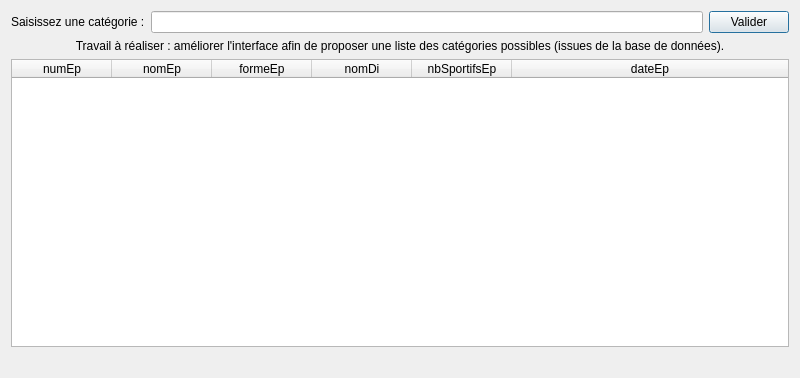
FDaCostaB/Jo-BD, file gui/fct_comp_3.ui: the form before one commit.
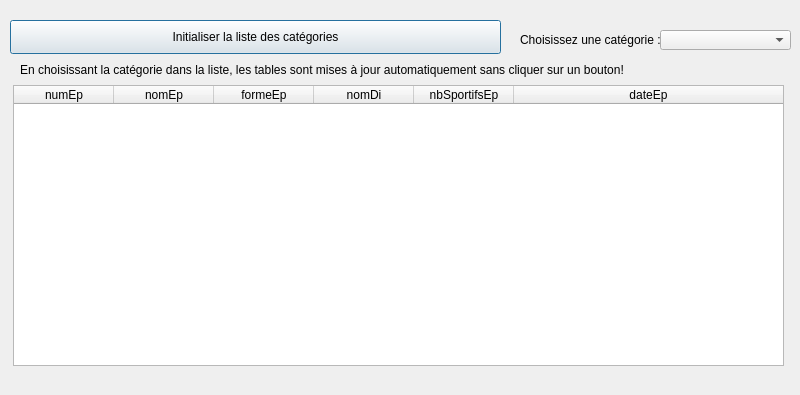
The form after the commit.

Commit message: 1.5 DONE 1.6 DONE - Version with initialiser function

```diff
--- a/gui/fct_comp_3.ui
+++ b/gui/fct_comp_3.ui
@@ -7,49 +7,21 @@
     <x>0</x>
     <y>0</y>
     <width>800</width>
-    <height>378</height>
+    <height>395</height>
    </rect>
   </property>
   <property name="windowTitle">
    <string>Liste des épreuves d'une catégorie (version 2, catégories extraites de la BD)</string>
   </property>
-  <layout class="QGridLayout" name="gridLayout">
-   <item row="0" column="0">
-    <layout class="QHBoxLayout" name="horizontalLayout">
-     <item>
-      <widget class="QLabel" name="label_2">
-       <property name="text">
-        <string>Saisissez une catégorie :</string>
-       </property>
-      </widget>
-     </item>
-     <item>
-      <widget class="QLineEdit" name="lineEdit_fct_comp_3"/>
-     </item>
-     <item>
-      <widget class="QPushButton" name="pushButton">
-       <property name="text">
-        <string>Valider</string>
-       </property>
-      </widget>
-     </item>
-    </layout>
-   </item>
-   <item row="1" column="0">
-    <widget class="QLabel" name="label">
-     <property name="text">
-      <string>Travail à réaliser : améliorer l'interface afin de proposer une liste des catégories possibles (issues de la base de données).</string>
-     </property>
-     <property name="alignment">
-      <set>Qt::AlignCenter</set>
-     </property>
-     <property name="wordWrap">
-      <bool>true</bool>
-     </property>
-    </widget>
-   </item>
-   <item row="2" column="0">
     <widget class="QTableWidget" name="table_fct_comp_3">
+   <property name="geometry">
+    <rect>
+     <x>13</x>
+     <y>85</y>
+     <width>771</width>
+     <height>281</height>
+    </rect>
+   </property>
      <attribute name="horizontalHeaderMinimumSectionSize">
       <number>50</number>
      </attribute>
@@ -90,9 +62,15 @@
       </property>
      </column>
     </widget>
-   </item>
-   <item row="3" column="0">
     <widget class="QLabel" name="label_fct_comp_3">
+   <property name="geometry">
+    <rect>
+     <x>10</x>
+     <y>370</y>
+     <width>771</width>
+     <height>20</height>
+    </rect>
+   </property>
      <property name="text">
       <string/>
      </property>
@@ -100,8 +78,55 @@
       <set>Qt::AlignCenter</set>
      </property>
     </widget>
-   </item>
-  </layout>
+  <widget class="QPushButton" name="pushButton">
+   <property name="geometry">
+    <rect>
+     <x>10</x>
+     <y>20</y>
+     <width>491</width>
+     <height>34</height>
+    </rect>
+   </property>
+   <property name="text">
+    <string>Initialiser la liste des catégories</string>
+   </property>
+  </widget>
+  <widget class="QLabel" name="label_2">
+   <property name="geometry">
+    <rect>
+     <x>520</x>
+     <y>30</y>
+     <width>172</width>
+     <height>19</height>
+    </rect>
+   </property>
+   <property name="text">
+    <string>Choisissez une catégorie :</string>
+   </property>
+  </widget>
+  <widget class="QComboBox" name="cb_fct_comp_3">
+   <property name="geometry">
+    <rect>
+     <x>660</x>
+     <y>30</y>
+     <width>131</width>
+     <height>20</height>
+    </rect>
+   </property>
+  </widget>
+  <widget class="QLabel" name="label">
+   <property name="geometry">
+    <rect>
+     <x>20</x>
+     <y>60</y>
+     <width>691</width>
+     <height>19</height>
+    </rect>
+   </property>
+   <property name="text">
+    <string>En choisissant la catégorie dans la liste, les tables sont mises à jour automatiquement sans cliquer sur un bouton!</string>
+   </property>
+  </widget>
  </widget>
  <resources/>
  <connections>
```
Left out of the diff: 19 changed lines with no effect on the pictures. Lines whose indentation alone changed are shown as unchanged. The commit also changes 4 other files.
